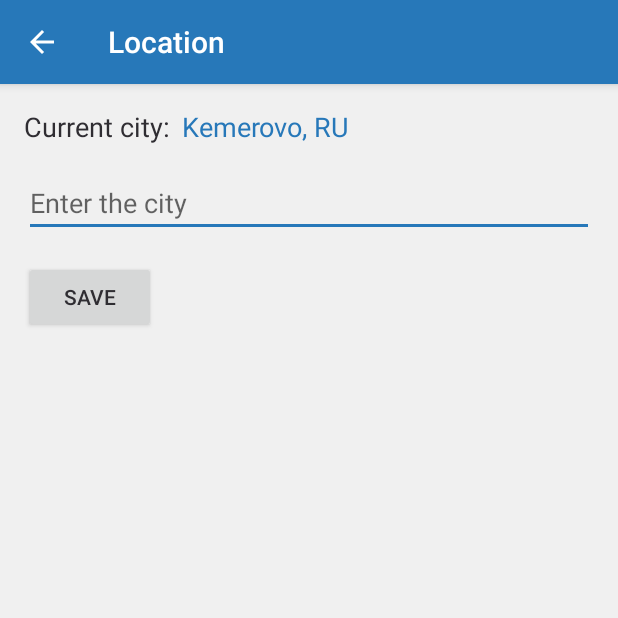
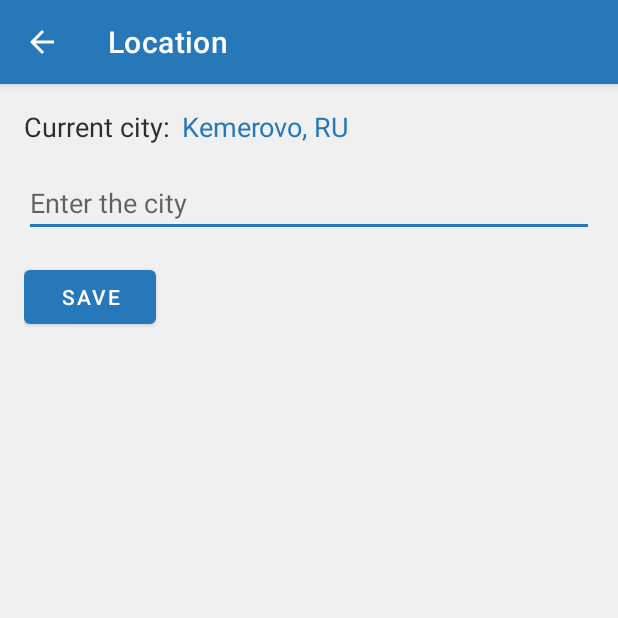
Before and after one commit to kat3n0t/clothing-and-weather-premium, an Android app: the LocationActivity screen opened directly, with no data from a screen before it, on a phone screen of 412 x 824 dp, the top half of it. Run offline under Robolectric (Android 15) with nearby library versions, the phone set to English and light mode, and no system bars.

Commit message:
#57: added material design

```diff
--- a/app/build.gradle
+++ b/app/build.gradle
@@ -41,6 +41,7 @@ dependencies {
     implementation "androidx.constraintlayout:constraintlayout:2.0.4"
     implementation 'androidx.recyclerview:recyclerview:1.1.0'
     implementation 'androidx.preference:preference-ktx:1.1.1'
+    implementation 'com.google.android.material:material:1.3.0'
     implementation "com.github.bumptech.glide:glide:4.12.0"
 
     kapt "com.github.moxy-community:moxy-compiler:$moxyVersion"
--- a/app/src/main/res/values/styles.xml
+++ b/app/src/main/res/values/styles.xml
@@ -1,5 +1,5 @@
 <resources>
-    <style name="CawTheme" parent="Theme.AppCompat.Light.DarkActionBar">
+    <style name="CawTheme" parent="Theme.MaterialComponents.Light.DarkActionBar">
         <item name="colorPrimary">@color/colorPrimary</item>
         <item name="colorPrimaryDark">@color/colorPrimaryDarkAndText</item>
         <item name="colorAccent">@color/colorPrimary</item>
```
